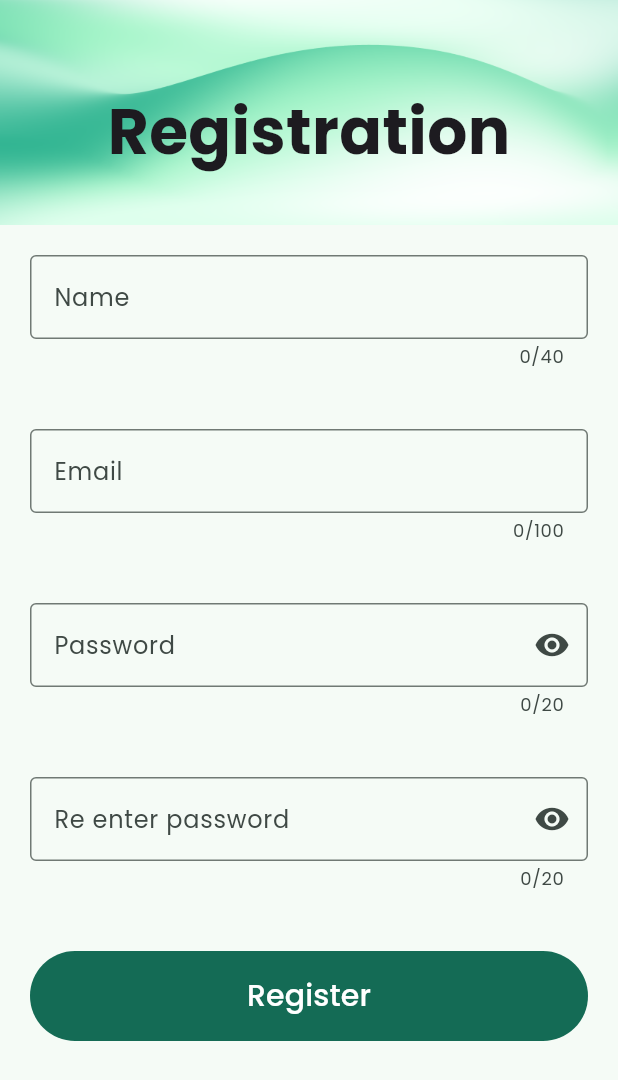
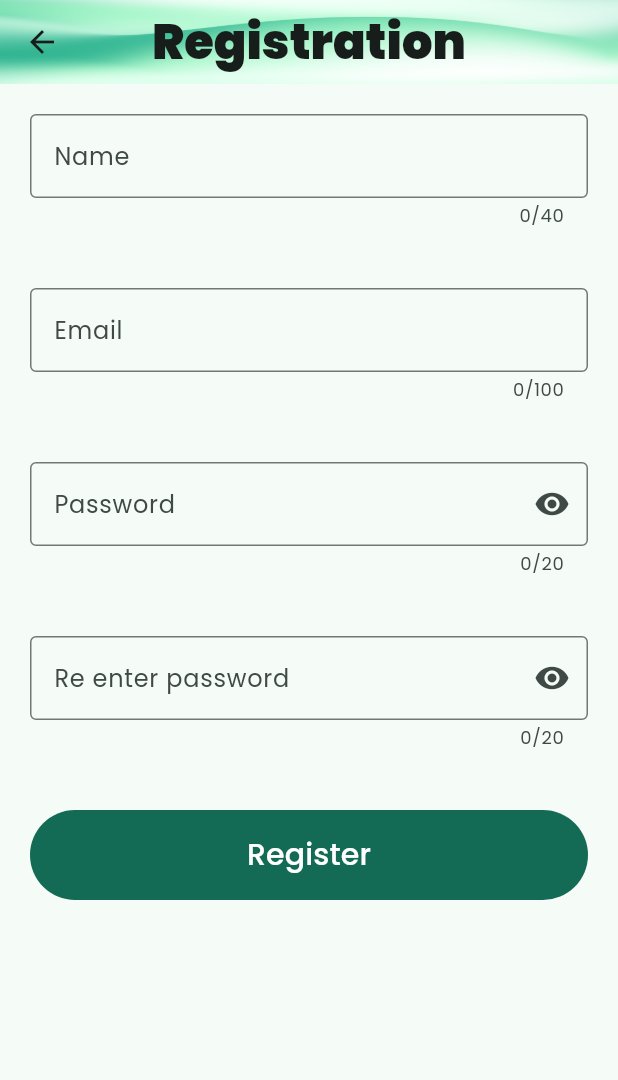
Before and after one commit to Devkrishnan2000/Todolist-Flutter-Django, a Flutter app: the Registration screen opened by its route, on a phone screen of 412 x 824 dp. Shown: the top 1080 px of the screen. Run offline on Flutter 3.47's test engine with Material 3 defaults, Android fonts, the phone set to English and light mode, and no system bars; our stand-ins replace confetti, dio, flutter_secure_storage, get, google_fonts; accounts and stored records are empty.

Commit message:
improved ui

```diff
--- a/lib/src/registration/registration_view.dart
+++ b/lib/src/registration/registration_view.dart
@@ -3,6 +3,7 @@ import 'package:get/get.dart';
 
 import 'package:todolist/src/registration/registration_controller.dart';
 import 'package:todolist/utils/animation.dart';
+import 'package:todolist/utils/appbar.dart';
 
 class Registration extends StatefulWidget {
   const Registration({super.key});
@@ -15,33 +16,10 @@ class _RegistrationState extends State<Registration> {
   @override
   Widget build(BuildContext context) {
     return Scaffold(
+      appBar: CustomAppBar.show(heading: "Registration"),
       body: SingleChildScrollView(
         child: SizedBox(
-          child: Column(
-            children: [
-              Container(
-                height: 150,
-                width: double.infinity,
-                decoration: const BoxDecoration(
-                    image: DecorationImage(
-                        image: AssetImage("assets/images/splash.png"),
-                        fit: BoxFit.fill)),
-                child: const Center(
-                  child: Padding(
-                    padding: EdgeInsets.only(top: 25),
-                    child: Text(
-                      "Registration",
-                      style: TextStyle(
-                        fontSize: 42,
-                        fontWeight: FontWeight.bold,
-                      ),
-                    ),
-                  ),
-                ),
-              ),
-              RegistrationForm(),
-            ],
-          ),
+          child: RegistrationForm(),
         ),
       ),
     );
--- a/lib/src/task/list/tasklist_view.dart
+++ b/lib/src/task/list/tasklist_view.dart
@@ -2,6 +2,7 @@ import 'package:flutter/material.dart';
 import 'package:get/get.dart';
 import 'package:todolist/src/task/task_cards/task_card_view.dart';
 import 'package:todolist/src/task/task_model.dart';
+import 'package:todolist/utils/alert.dart';
 
 import 'tasklist_controller.dart';
 
@@ -53,7 +54,8 @@ class _TaskListViewState extends State<TaskListView> {
         ),
       ),
       onLoading: const Center(child: CircularProgressIndicator()),
-      onError: (error) => Text(error!),
+      onError: (error) => Alert().showConnectionError(
+          () => taskController.loadList(url: widget.listUrl)),
       onEmpty: taskController.listEmptyMessage(widget.tag),
     );
   }
--- /dev/null
+++ b/lib/utils/appbar.dart
@@ -0,0 +1,20 @@
+import 'package:flutter/material.dart';
+
+class CustomAppBar {
+  static PreferredSizeWidget show({String heading="TodoList"}) {
+    return AppBar(
+      title:  Text(heading,
+          style: const TextStyle(fontWeight: FontWeight.w900, fontSize: 32)),
+      centerTitle: true,
+      flexibleSpace: Container(
+        width: double.infinity,
+        decoration: const BoxDecoration(
+          image: DecorationImage(
+            fit: BoxFit.fill,
+            image: AssetImage('assets/images/splash.png'),
+          ),
+        ),
+      ),
+    );
+  }
+}
--- a/pubspec.yaml
+++ b/pubspec.yaml
@@ -68,6 +68,8 @@ flutter:
   uses-material-design: true
   assets:
     - assets/images/splash.png
+    - assets/images/fatal_error.png
+    - assets/images/tasks_completed.png
 
   # To add assets to your application, add an assets section, like this:
   # assets:
```
Also changed, not shown: lib/main.dart (+15 -3 lines), lib/src/task/home_page_view.dart (+2 -24 lines), lib/src/task/list/tasklist_controller.dart (+18 -10 lines), lib/utils/alert.dart (+35 -0 lines), assets/images/fatal_error.png (added), assets/images/tasks_completed.png (added).
